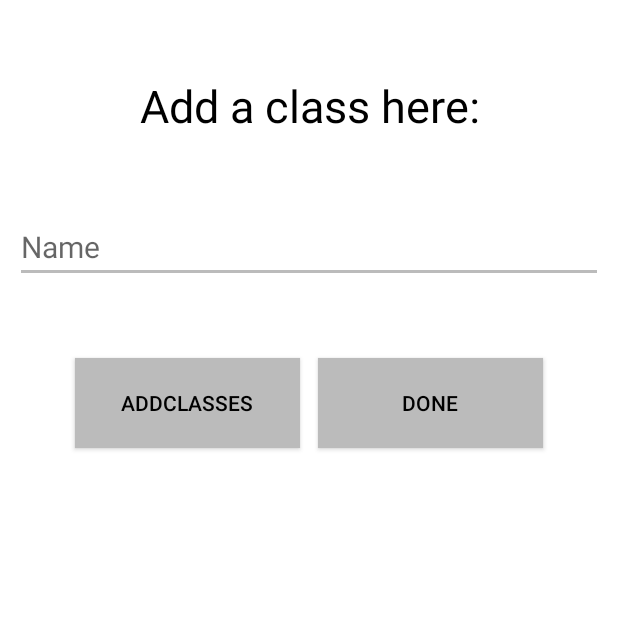
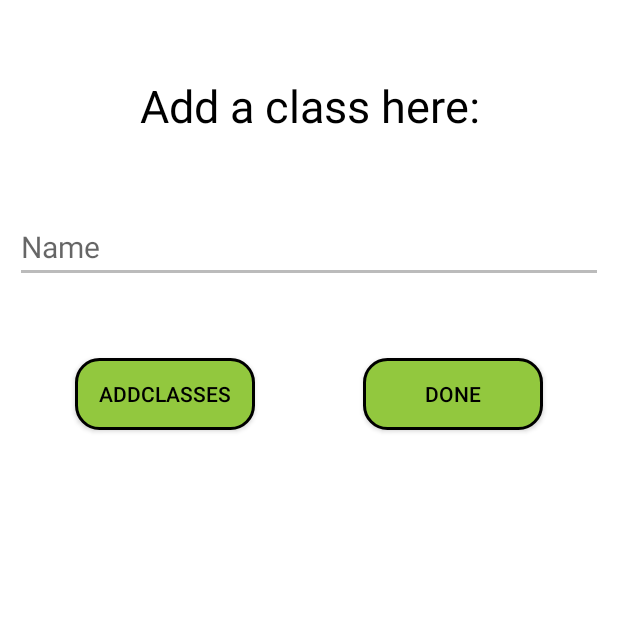
Before and after one commit to SamPfister/FiniteCampusProject, an Android app: the AddClassActivity screen opened directly, with no data from a screen before it, on a phone screen of 412 x 824 dp, the top half of it. Run offline under Robolectric (Android 15) with nearby library versions, the phone set to English and light mode, and no system bars; our stand-ins replace Firebase (no records; nobody signed in at launch, a user with empty details on screens opened directly).

Commit message:
I made all of the buttons custom buttons

```diff
--- a/app/src/main/res/layout/activity_add_class.xml
+++ b/app/src/main/res/layout/activity_add_class.xml
@@ -49,11 +49,11 @@
 
     <Button
         android:id="@+id/submitButton"
-        android:layout_width="150dp"
-        android:layout_height="60dp"
+        android:layout_width="120dp"
+        android:layout_height="wrap_content"
         android:layout_marginEnd="@dimen/marginBig"
-        android:background="@color/colorAccent"
         android:text="Done"
+        android:background="@drawable/oval"
         android:textColor="@color/colorText"
         app:layout_constraintEnd_toEndOf="parent"
         app:layout_constraintTop_toBottomOf="@+id/editText"
@@ -61,10 +61,10 @@
 
     <Button
         android:id="@+id/cancelButton"
-        android:layout_width="150dp"
-        android:layout_height="60dp"
+        android:layout_width="120dp"
+        android:layout_height="wrap_content"
         android:layout_marginStart="@dimen/marginBig"
-        android:background="@color/colorAccent"
+        android:background="@drawable/oval"
         android:text="addClasses"
         android:textColor="@color/colorText"
         app:layout_constraintStart_toStartOf="parent"
--- a/app/src/main/res/layout/activity_class.xml
+++ b/app/src/main/res/layout/activity_class.xml
@@ -49,17 +49,18 @@
 
     <Button
         android:id="@+id/addStudentButton"
-        android:layout_width="wrap_content"
+        android:layout_width="120dp"
         android:layout_height="wrap_content"
         android:layout_marginTop="21dp"
         android:text="Add students"
+        android:background="@drawable/oval"
         app:layout_constraintEnd_toEndOf="@+id/listViewStudents"
         app:layout_constraintStart_toStartOf="@+id/listViewStudents"
         app:layout_constraintTop_toBottomOf="@+id/studentEditText" />
 
     <Button
         android:id="@+id/homeButton"
-        android:layout_width="wrap_content"
+        android:layout_width="120dp"
         android:layout_height="wrap_content"
         android:layout_marginBottom="24dp"
         android:background="@drawable/oval"
--- a/app/src/main/res/layout/activity_sign_up.xml
+++ b/app/src/main/res/layout/activity_sign_up.xml
@@ -66,7 +66,7 @@
 
     <Button
         android:id="@+id/submitButton"
-        android:layout_width="130dp"
+        android:layout_width="120dp"
         android:layout_height="wrap_content"
         android:background="@drawable/oval"
         android:text="Submit"
```
